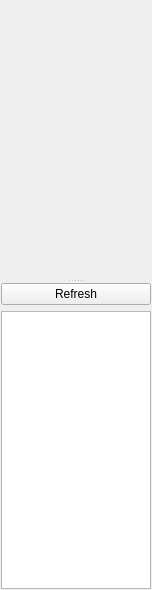
Above: ObjectsWidget.ui from lukegrahamSydney/TilesEditor before the change. Below: the same form after it.
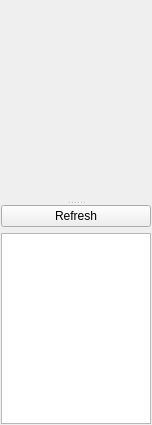
That is the form after the change. Icons and pictures are not drawn.

```diff
--- a/ObjectsWidget.ui
+++ b/ObjectsWidget.ui
@@ -7,7 +7,7 @@
     <x>0</x>
     <y>0</y>
     <width>152</width>
-    <height>590</height>
+    <height>425</height>
    </rect>
   </property>
   <property name="windowTitle">
@@ -79,7 +79,7 @@
       <widget class="QToolButton" name="newChestButton">
        <property name="geometry">
         <rect>
-         <x>56</x>
+         <x>64</x>
          <y>4</y>
          <width>55</width>
          <height>54</height>
```
Left out of the diff: 26 changed lines with no effect on the pictures.
